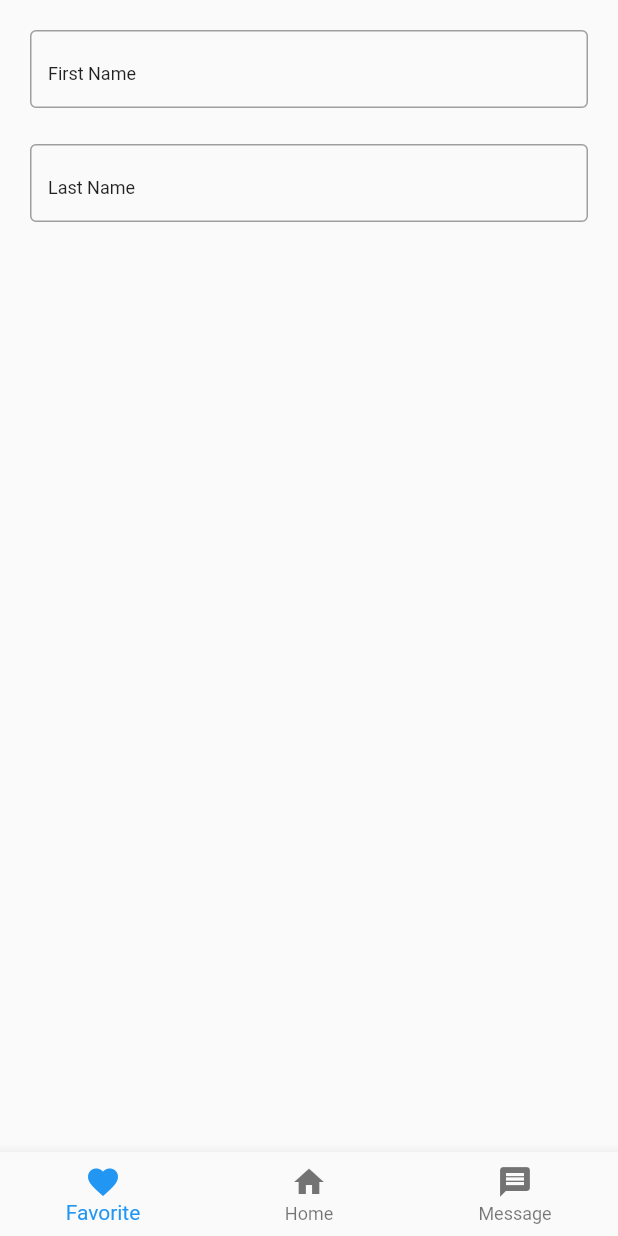
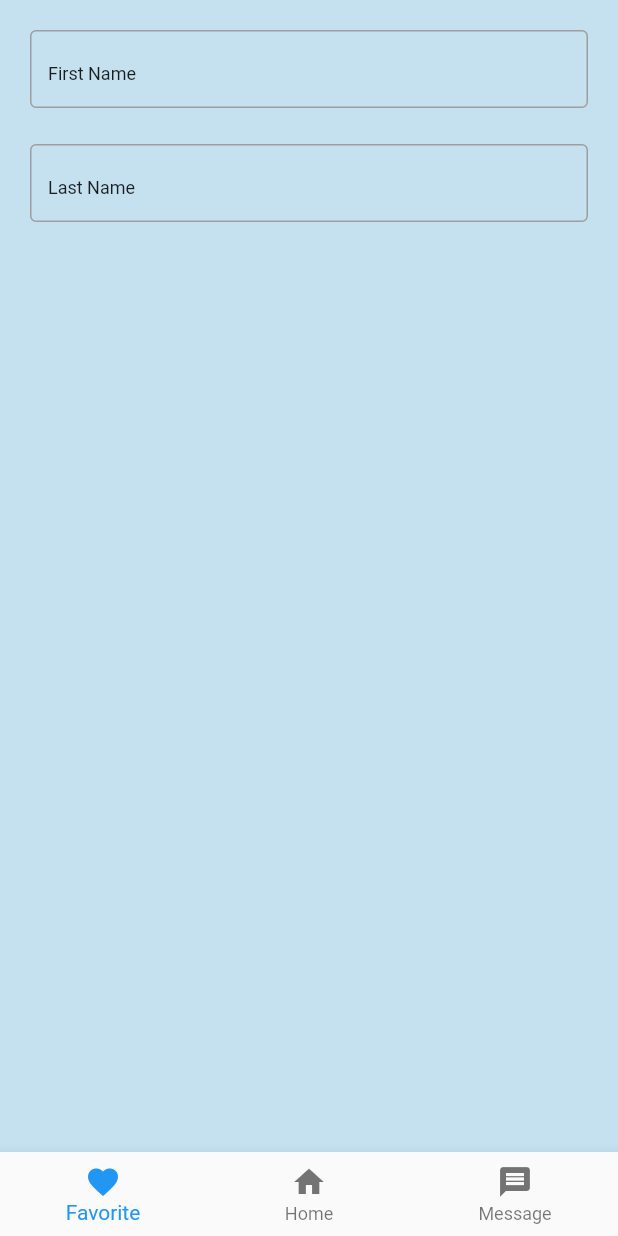
Before and after one commit to blessingwisdom/LetsUpgradeAssignment, a Flutter app: the screen it shows after launch, on a phone screen of 412 x 824 dp. Run offline on Flutter 3.47's test engine with Material 2 defaults, Android fonts, the phone set to English and light mode, and no system bars.

Commit message:
added background color to the scaffold

```diff
--- a/lets_upgrade_assignment/lib/main.dart
+++ b/lets_upgrade_assignment/lib/main.dart
@@ -12,6 +12,7 @@ class MyApp extends StatelessWidget {
     return MaterialApp(
       debugShowCheckedModeBanner: false,
       home: Scaffold(
+        backgroundColor: Color.fromARGB(255, 197, 225, 240),
         bottomNavigationBar: BottomNavigationBar(
           items: const [
             BottomNavigationBarItem(
```
